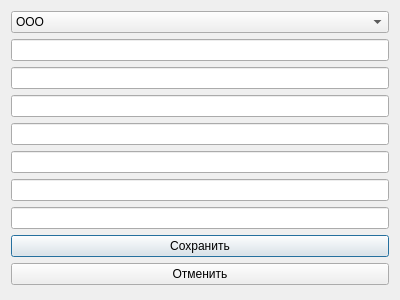
Before: the Qt Designer form ui/widgets/EditPartnerDialog.ui in kramolla/demo, drawn with Qt 5.
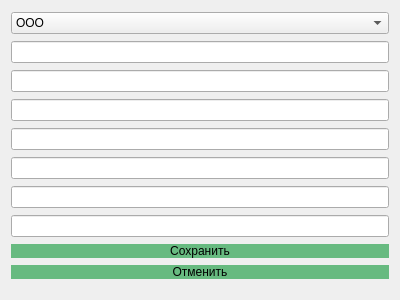
After: the same form once the commit is applied. Icons and pictures are not drawn.

Patch:
```diff
--- a/ui/widgets/EditPartnerDialog.ui
+++ b/ui/widgets/EditPartnerDialog.ui
@@ -32,6 +32,12 @@
    <iconset>
     <normaloff>../icons/Master_pol.ico</normaloff>../icons/Master_pol.ico</iconset>
   </property>
+  <property name="styleSheet">
+   <string notr="true">QPushButton{
+	background-color: #67BA80;
+	border: none
+}</string>
+  </property>
   <layout class="QVBoxLayout" name="verticalLayout_2">
    <item>
     <widget class="QComboBox" name="type_input">
```
